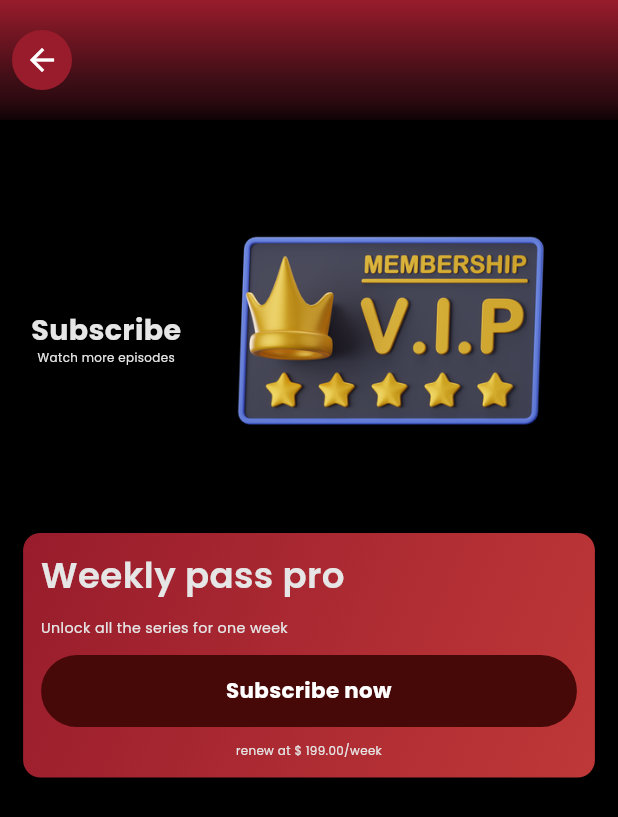
After one commit to Irfanhossain909/shorts_streaming_app, a Flutter app: the ProfileScreen screen opened by its route, after a tap on "$99.00/Week", on a phone screen of 412 x 824 dp. The commit adds this screen. Shown: the top 817 px of the screen. Run offline on Flutter 3.47's test engine with Material 3 defaults, Android fonts, the light colour scheme and no system bars; our stand-ins replace cached_network_image, dio, flutter_dotenv, flutter_html, flutter_screenutil, flutter_svg and 12 more; accounts and stored records are empty; network calls fail.

Commit message:
working on sub screen

```diff
--- /dev/null
+++ b/devtools_options.yaml
@@ -0,0 +1,3 @@
+description: This file stores settings for Dart & Flutter DevTools.
+documentation: https://docs.flutter.dev/tools/devtools/extensions#configure-extension-enablement-states
+extensions:
--- a/lib/core/config/route/app_routes.dart
+++ b/lib/core/config/route/app_routes.dart
@@ -15,6 +15,7 @@ import 'package:testemu/features/profile/presentation/screen/edit_profile.dart';
 import 'package:testemu/features/profile/presentation/screen/profile_screen.dart';
 import 'package:testemu/features/setting/presentation/screen/privacy_policy_screen.dart';
 import 'package:testemu/features/setting/presentation/screen/setting_screen.dart';
+import 'package:testemu/features/setting/presentation/screen/subscription_screen.dart';
 import 'package:testemu/features/setting/presentation/screen/terms_of_services_screen.dart';
 import 'package:testemu/features/splash/splash_screen.dart';
 
@@ -38,6 +39,7 @@ class AppRoutes {
   static const String termsOfServices = "/terms_of_services_screen.dart";
   static const String setting = "/setting_screen.dart";
   static const String navigation = "/navigation_screen.dart";
+  static const String subscription = "/subscription_screen.dart";
 
   static List<GetPage> routes = [
     GetPage(name: splash, page: () => const SplashScreen()),
@@ -58,5 +60,6 @@ class AppRoutes {
     GetPage(name: termsOfServices, page: () => const TermsOfServicesScreen()),
     GetPage(name: setting, page: () => const SettingScreen()),
     GetPage(name: navigation, page: () => const NavigationScreen()),
+    GetPage(name: subscription, page: () => const SubscriptionScreen()),
   ];
 }
--- a/lib/core/constants/app_colors.dart
+++ b/lib/core/constants/app_colors.dart
@@ -19,6 +19,7 @@ class AppColors {
   static const Color black = Colors.black;
   static const Color red = Colors.red;
   static const Color red2 = Color(0xFF981C2C);
+  static const Color buton = Color(0xFF470808);
   static const Color blue = Color(0xFF1877F2);
   static const Color filledColor = Color(0xFFe7e7e7);
   static const Color textFiledColor = Color(0xFF979797);
@@ -29,8 +30,4 @@ class AppColors {
   static const Color blue200 = Color(0xFFB2D1D8);
 
   static const Color activeTrackColor = Color(0xFFE6E6E6);
-
-
-
-
 }
--- a/lib/core/constants/app_images.dart
+++ b/lib/core/constants/app_images.dart
@@ -88,4 +88,5 @@ class AppImages {
   static const String pendingJob = "$baseurl/pendingjob.png";
   static const String resume = "$baseurl/resume.png";
   static const String editFile = "$baseurl/edit_file.png";
+  static const String vipCardImg = "$baseurl/vip_card_img.png";
 }
--- a/lib/features/profile/presentation/screen/profile_screen.dart
+++ b/lib/features/profile/presentation/screen/profile_screen.dart
@@ -1,8 +1,11 @@
 import 'package:flutter/material.dart';
 import 'package:flutter_screenutil/flutter_screenutil.dart';
+import 'package:get/get.dart';
+import 'package:get/get_core/src/get_main.dart';
 import 'package:testemu/core/component/appbar/common_app_bar.dart';
 import 'package:testemu/core/component/image/common_image.dart';
 import 'package:testemu/core/component/text/common_text.dart';
+import 'package:testemu/core/config/route/app_routes.dart';
 import 'package:testemu/core/constants/app_colors.dart';
 import 'package:testemu/core/constants/app_images.dart';
 import 'package:testemu/core/utils/extensions/extension.dart';
@@ -124,7 +127,11 @@ class ProfileScreen extends StatelessWidget {
                 12.width,
                 Column(
                   children: [
-                    Container(
+                    InkWell(
+                      onTap: () {
+                        Get.toNamed(AppRoutes.subscription);
+                      },
+                      child: Container(
                         padding: EdgeInsets.symmetric(
                           horizontal: 12.w,
                           vertical: 8.h,
@@ -145,6 +152,7 @@ class ProfileScreen extends StatelessWidget {
                           fontSize: 14.sp,
                           fontWeight: FontWeight.w600,
                           color: AppColors.background,
+                        ),
                       ),
                     ),
                     CommonText(
@@ -170,6 +178,7 @@ class ProfileScreen extends StatelessWidget {
                 topRight: Radius.circular(20.r),
               ),
             ),
+            child: SingleChildScrollView(
               child: Column(
                 spacing: 16.h,
                 crossAxisAlignment: CrossAxisAlignment.start,
@@ -202,6 +211,7 @@ class ProfileScreen extends StatelessWidget {
                   ),
                   48.height,
                 ],
+              ),
             ),
           ),
         ],
--- /dev/null
+++ b/lib/features/setting/presentation/screen/subscription_screen.dart
@@ -0,0 +1,50 @@
+import 'package:flutter/material.dart';
+import 'package:flutter_screenutil/flutter_screenutil.dart';
+import 'package:testemu/core/component/appbar/common_app_bar.dart';
+import 'package:testemu/core/component/image/common_image.dart';
+import 'package:testemu/core/component/text/common_text.dart';
+import 'package:testemu/core/constants/app_colors.dart';
+import 'package:testemu/core/constants/app_images.dart';
+import 'package:testemu/features/setting/presentation/widgets/sub_card.dart';
+
+class SubscriptionScreen extends StatelessWidget {
+  const SubscriptionScreen({super.key});
+
+  @override
+  Widget build(BuildContext context) {
+    return Scaffold(
+      appBar: CommonAppBar(title: ""),
+      body: Padding(
+        padding: EdgeInsets.all(16.w),
+        child: Column(
+          children: [
+            Row(
+              mainAxisAlignment: MainAxisAlignment.spaceAround,
+              children: [
+                Column(
+                  children: [
+                    CommonText(
+                      text: "Subscribe",
+                      fontSize: 24.sp,
+                      fontWeight: FontWeight.w700,
+                      color: AppColors.background,
+                    ),
+                    CommonText(
+                      text: "Watch more episodes",
+                      fontSize: 10.sp,
+                      fontWeight: FontWeight.w400,
+                      color: AppColors.background,
+                    ),
+                  ],
+                ),
+                CommonImage(width: 270.w, imageSrc: AppImages.vipCardImg),
+              ],
+            ),
+
+            SubCard(),
+          ],
+        ),
+      ),
+    );
+  }
+}
--- /dev/null
+++ b/lib/features/setting/presentation/widgets/sub_card.dart
@@ -0,0 +1,59 @@
+import 'package:flutter/material.dart';
+import 'package:flutter_screenutil/flutter_screenutil.dart';
+import 'package:testemu/core/component/button/common_button.dart';
+import 'package:testemu/core/component/text/common_text.dart';
+import 'package:testemu/core/constants/app_colors.dart';
+
+class SubCard extends StatelessWidget {
+  const SubCard({
+    super.key,
+  });
+
+  @override
+  Widget build(BuildContext context) {
+    return Container(
+      decoration: BoxDecoration(
+        borderRadius: BorderRadius.circular(12.w),
+        gradient: LinearGradient(
+          colors: [Color(0xff981c2c), Color(0xffBF3838)],
+          begin: Alignment.topLeft,
+          end: Alignment.bottomRight,
+        ),
+      ),
+      padding: EdgeInsets.all(12),
+      child: Column(
+        crossAxisAlignment: CrossAxisAlignment.start,
+        spacing: 12.h,
+        children: [
+          CommonText(
+            text: "Weekly pass pro",
+            fontSize: 30.sp,
+            fontWeight: FontWeight.w600,
+            color: AppColors.background,
+          ),
+          CommonText(
+            text: "Unlock all the series for one week",
+            fontSize: 12.sp,
+            fontWeight: FontWeight.w400,
+            color: AppColors.background,
+          ),
+          CommonButton(
+            isGradient: false,
+            borderColor: AppColors.buton,
+            buttonColor: AppColors.buton,
+            titleText: "Subscribe now",
+          ),
+          Align(
+            alignment: Alignment.center,
+            child: CommonText(
+              text: r"renew at $ 199.00/week",
+              fontSize: 10.sp,
+              fontWeight: FontWeight.w400,
+              color: AppColors.background,
+            ),
+          ),
+        ],
+      ),
+    );
+  }
+}
```
Also changed, not shown: assets/images/vip_card_img.png (added), 3 other files. Lines whose indentation alone changed are shown as unchanged.
